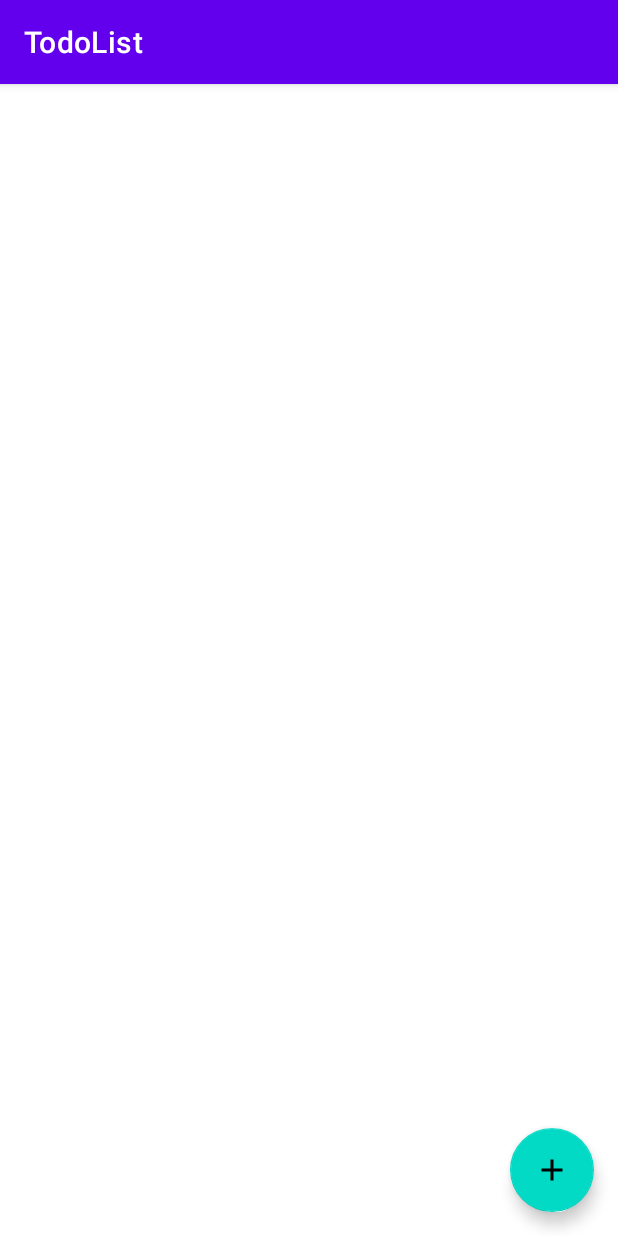
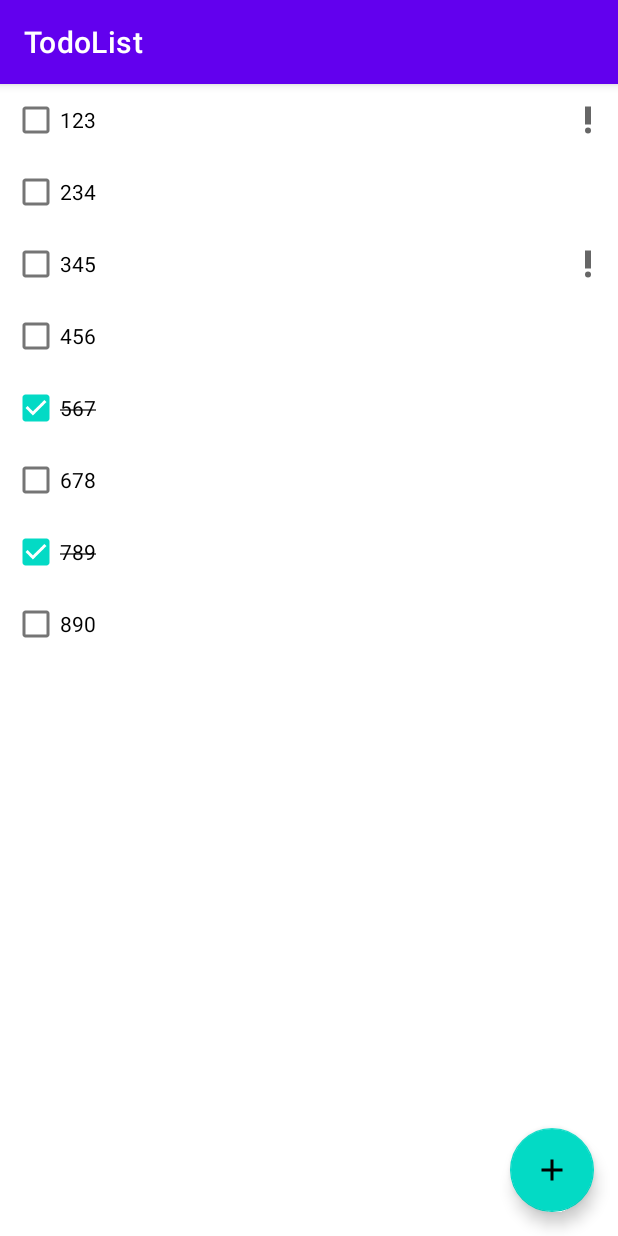
Before and after one commit to SergeyKornyushin/TodoList, an Android app: the screen it shows after launch (MainActivity), on a phone screen of 412 x 824 dp. Run offline under Robolectric (Android 15) with nearby library versions, the phone set to English and light mode, and no system bars; our stand-ins replace Dagger/Hilt's generated code, Room's generated code.

```diff
--- a/app/src/main/java/com/example/todolist/data/TaskDatabase.kt
+++ b/app/src/main/java/com/example/todolist/data/TaskDatabase.kt
@@ -25,7 +25,7 @@ abstract class TaskDatabase : RoomDatabase() {
             val dao = database.get().taskDao()
 
             applicationScope.launch {
-                dao.insert(Task("123"))
+                dao.insert(Task("123", important = true))
                 dao.insert(Task("234"))
                 dao.insert(Task("345", important = true))
                 dao.insert(Task("456"))
--- a/app/src/main/java/com/example/todolist/ui/tasks/TaskFragment.kt
+++ b/app/src/main/java/com/example/todolist/ui/tasks/TaskFragment.kt
@@ -1,12 +1,36 @@
 package com.example.todolist.ui.tasks
 
+import android.os.Bundle
+import android.view.View
 import androidx.fragment.app.Fragment
 import androidx.fragment.app.viewModels
+import androidx.recyclerview.widget.LinearLayoutManager
 import com.example.todolist.R
+import com.example.todolist.databinding.FragmentTasksBinding
 import dagger.hilt.android.AndroidEntryPoint
 
 @AndroidEntryPoint
 class TaskFragment : Fragment(R.layout.fragment_tasks){
 
     private val viewModel: TasksViewModel by viewModels()
+
+    override fun onViewCreated(view: View, savedInstanceState: Bundle?) {
+        super.onViewCreated(view, savedInstanceState)
+
+        val binding =  FragmentTasksBinding.bind(view)
+
+        val tasksAdapter = TasksAdapter()
+
+        binding.apply {
+            rvTasks.apply {
+                adapter = tasksAdapter
+                layoutManager = LinearLayoutManager(requireContext())
+                setHasFixedSize(true)
+            }
+        }
+
+        viewModel.tasks.observe(viewLifecycleOwner){
+            tasksAdapter.submitList(it)
+        }
+    }
 }
--- /dev/null
+++ b/app/src/main/java/com/example/todolist/ui/tasks/TasksAdapter.kt
@@ -0,0 +1,44 @@
+package com.example.todolist.ui.tasks
+
+import android.view.LayoutInflater
+import android.view.ViewGroup
+import androidx.core.view.isVisible
+import androidx.recyclerview.widget.DiffUtil
+import androidx.recyclerview.widget.ListAdapter
+import androidx.recyclerview.widget.RecyclerView
+import com.example.todolist.data.Task
+import com.example.todolist.databinding.ItemTaskBinding
+
+class TasksAdapter : ListAdapter<Task, TasksAdapter.TasksViewHolder>(DiffCallback()) {
+
+    class TasksViewHolder(private val binding: ItemTaskBinding) :
+        RecyclerView.ViewHolder(binding.root) {
+
+        fun bind(task: Task) {
+            binding.apply {
+                checkboxCompleted.isChecked = task.completed
+                tvTaskName.text = task.name
+                tvTaskName.paint.isStrikeThruText = task.completed
+                ivLabelPriority.isVisible = task.important
+            }
+        }
+    }
+
+    override fun onCreateViewHolder(parent: ViewGroup, viewType: Int): TasksViewHolder {
+        val binding = ItemTaskBinding.inflate(LayoutInflater.from(parent.context), parent, false)
+        return TasksViewHolder(binding)
+    }
+
+    override fun onBindViewHolder(holder: TasksViewHolder, position: Int) {
+        val currentItem = getItem(position)
+        holder.bind(currentItem)
+    }
+
+    class DiffCallback : DiffUtil.ItemCallback<Task>() {
+        override fun areItemsTheSame(oldItem: Task, newItem: Task) =
+            oldItem.id == newItem.id
+
+        override fun areContentsTheSame(oldItem: Task, newItem: Task) =
+            oldItem == newItem
+    }
+}
--- a/app/src/main/java/com/example/todolist/ui/tasks/TasksViewModel.kt
+++ b/app/src/main/java/com/example/todolist/ui/tasks/TasksViewModel.kt
@@ -1,6 +1,7 @@
 package com.example.todolist.ui.tasks
 
 import androidx.lifecycle.ViewModel
+import androidx.lifecycle.asLiveData
 import com.example.todolist.data.TaskDao
 import dagger.hilt.android.lifecycle.HiltViewModel
 import javax.inject.Inject
@@ -9,4 +10,6 @@ import javax.inject.Inject
 class TasksViewModel @Inject constructor(
     private val taskDao: TaskDao
 ): ViewModel() {
+
+    val tasks = taskDao.getTasks().asLiveData()
 }
--- a/app/src/main/res/layout/item_task.xml
+++ b/app/src/main/res/layout/item_task.xml
@@ -9,24 +9,24 @@
     <LinearLayout
         android:layout_width="wrap_content"
         android:layout_height="match_parent"
-        android:orientation="horizontal"
-        android:layout_marginEnd="30dp">
+        android:layout_marginEnd="30dp"
+        android:orientation="horizontal">
 
         <CheckBox
             android:id="@+id/checkbox_completed"
             android:layout_width="wrap_content"
             android:layout_height="wrap_content"
             android:minWidth="0dp"
-            android:minHeight="0dp"/>
+            android:minHeight="0dp" />
 
         <TextView
             android:id="@+id/tv_task_name"
             android:layout_width="wrap_content"
             android:layout_height="wrap_content"
             android:ellipsize="end"
+            android:maxLines="1"
             android:textColor="@color/black"
-            tools:text="Example Item MMMMMMMMMMMmmmmmmmmmmmm"
-            android:maxLines="1"/>
+            tools:text="Example Item" />
 
     </LinearLayout>
 
@@ -34,7 +34,7 @@
         android:id="@+id/iv_label_priority"
         android:layout_width="wrap_content"
         android:layout_height="wrap_content"
-        tools:src="@drawable/ic_priority"
-        android:layout_gravity="end|center"/>
+        android:layout_gravity="end|center"
+        android:src="@drawable/ic_priority" />
 
 </FrameLayout>
```
